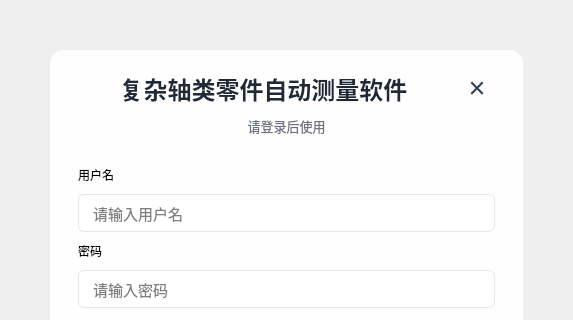
Above: logIn.ui from lonexlxlx/AxisMeasurement before the change; both pictures show x 0 to 573 and y 0 to 320 of the 573 by 520 pixel window. Below: the same form after it.
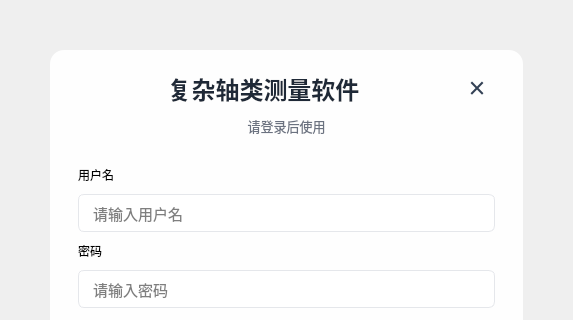
That is the form after the change. Icons and pictures are not drawn.

Commit message: 界面名称修改

What changed in the file:
```diff
--- a/logIn.ui
+++ b/logIn.ui
@@ -118,7 +118,7 @@
          <item>
           <widget class="QLabel" name="cardTitle">
            <property name="text">
-            <string>复杂轴类零件自动测量软件</string>
+            <string>复杂轴类测量软件</string>
            </property>
            <property name="alignment">
             <set>Qt::AlignCenter</set>
```
The commit also changes 1 other file.
